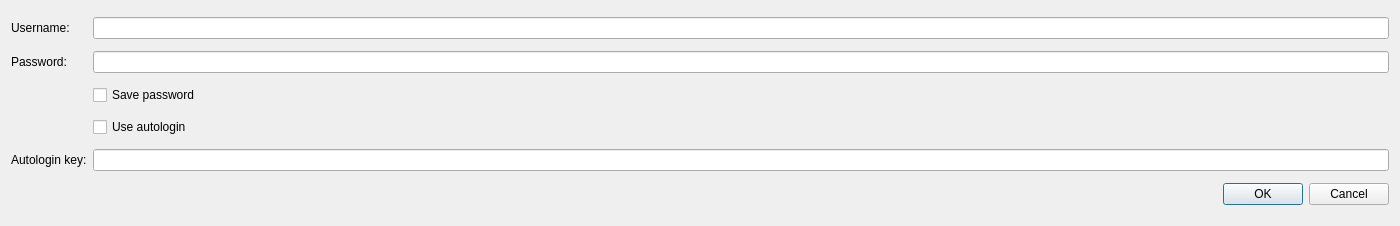
Qt form Nagstamon/QUI/dialog_authentication.ui (HenriWahl/Nagstamon) before a commit.
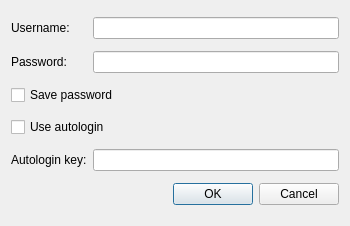
The same form after that commit.

Commit message: start fix for autologin key Centreon

Diff of the .ui file:
```diff
--- a/Nagstamon/QUI/dialog_authentication.ui
+++ b/Nagstamon/QUI/dialog_authentication.ui
@@ -6,7 +6,7 @@
    <rect>
     <x>0</x>
     <y>0</y>
-    <width>1400</width>
+    <width>350</width>
     <height>226</height>
    </rect>
   </property>
@@ -30,20 +30,13 @@
      </property>
     </widget>
    </item>
-   <item row="4" column="0">
+   <item row="6" column="0">
     <widget class="QLabel" name="label_autologin_key">
      <property name="text">
       <string>Autologin key:</string>
      </property>
     </widget>
    </item>
-   <item row="3" column="1">
-    <widget class="QCheckBox" name="input_checkbox_use_autologin">
-     <property name="text">
-      <string>Use autologin</string>
-     </property>
-    </widget>
-   </item>
    <item row="1" column="0">
     <widget class="QLabel" name="label_password">
      <property name="text">
@@ -51,7 +44,7 @@
      </property>
     </widget>
    </item>
-   <item row="4" column="1">
+   <item row="6" column="1">
     <widget class="QLineEdit" name="input_lineedit_autologin_key"/>
    </item>
    <item row="0" column="1">
@@ -80,14 +73,7 @@
      </property>
     </widget>
    </item>
-   <item row="2" column="1">
-    <widget class="QCheckBox" name="input_checkbox_save_password">
-     <property name="text">
-      <string>Save password</string>
-     </property>
-    </widget>
-   </item>
-   <item row="5" column="0" colspan="2">
+   <item row="7" column="0" colspan="2">
     <layout class="QHBoxLayout" name="horizontalLayout">
      <item>
       <widget class="QDialogButtonBox" name="button_box">
@@ -101,6 +87,20 @@
      </item>
     </layout>
    </item>
+   <item row="4" column="0" colspan="2">
+    <widget class="QCheckBox" name="input_checkbox_use_autologin">
+     <property name="text">
+      <string>Use autologin</string>
+     </property>
+    </widget>
+   </item>
+   <item row="3" column="0" colspan="2">
+    <widget class="QCheckBox" name="input_checkbox_save_password">
+     <property name="text">
+      <string>Save password</string>
+     </property>
+    </widget>
+   </item>
   </layout>
  </widget>
  <resources/>
```
The commit also changes 2 other files.
